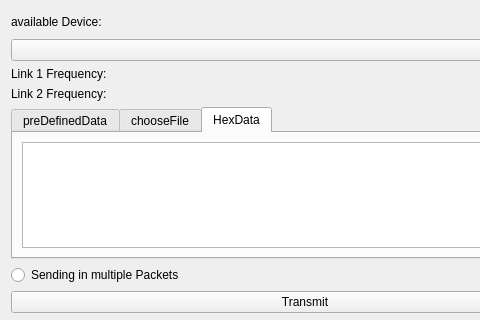
Before: the Qt Designer form gspy-package/src/gspy_egse/gui/ui/BrickMk4.ui in AnshKapoor/upgraded-fishstick, drawn with Qt 5; both pictures show x 0 to 480 and y 0 to 320 of the 622 by 655 pixel window.
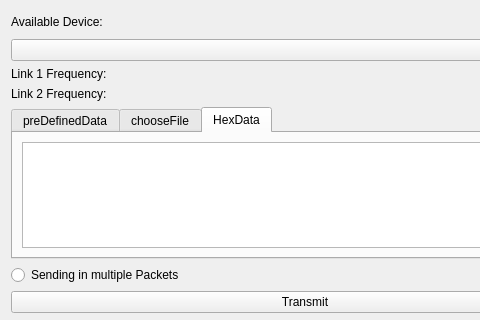
After: the same form once the commit is applied.

Diff of the .ui file:
```diff
--- a/gspy-package/src/gspy_egse/gui/ui/BrickMk4.ui
+++ b/gspy-package/src/gspy_egse/gui/ui/BrickMk4.ui
@@ -158,7 +158,7 @@
      <item>
       <widget class="QLabel" name="DeviceLabel">
        <property name="text">
-        <string>available Device:</string>
+        <string>Available Device:</string>
        </property>
       </widget>
      </item>
```
